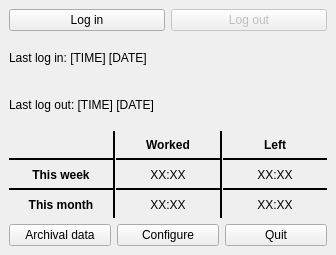
Old version of the form ui/WorktimeLogger.ui in the repository daneos/WorktimeLogger.
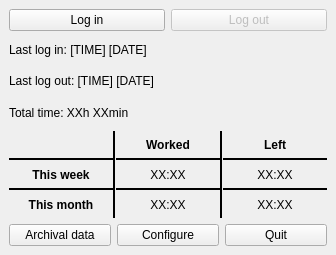
New version of the form. Icons and pictures are not drawn.

Commit message: total time and configurable time formats

The edit to the form file:
```diff
--- a/ui/WorktimeLogger.ui
+++ b/ui/WorktimeLogger.ui
@@ -65,6 +65,13 @@
         </property>
        </widget>
       </item>
+      <item>
+       <widget class="QLabel" name="TotalTimeLabel">
+        <property name="text">
+         <string>Total time: XXh XXmin</string>
+        </property>
+       </widget>
+      </item>
      </layout>
     </item>
     <item>
```
Left out of the diff: 20 changed lines with no effect on the pictures. The commit also changes 2 other files.
